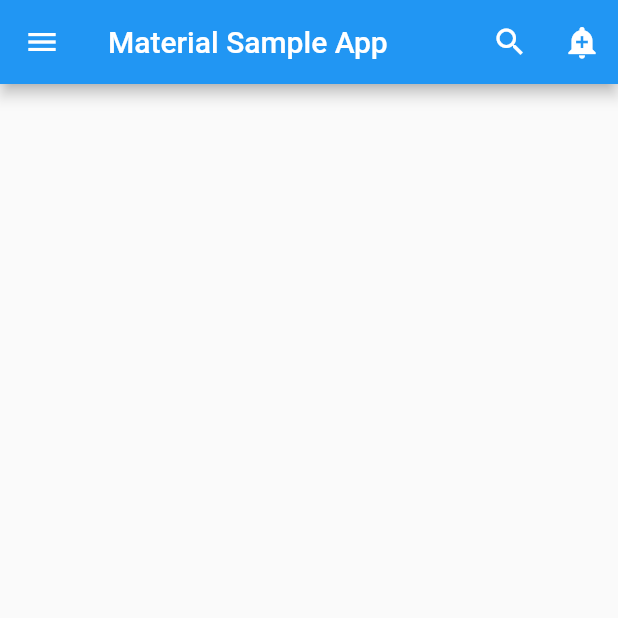
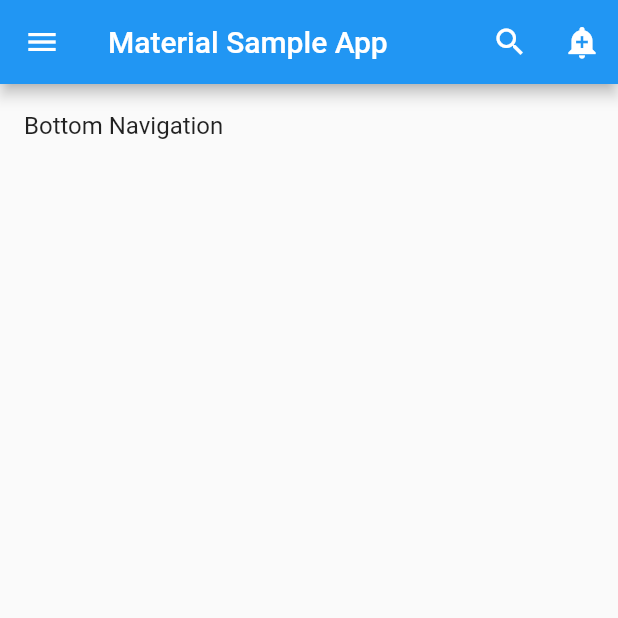
Before and after one commit to shindonghwi/flutter_material_sample_app, a Flutter app: the screen it shows after launch, on a phone screen of 412 x 824 dp, the top half of it. Run offline on Flutter 3.47's test engine with Material 2 defaults, Android fonts, the phone set to English and light mode, and no system bars; missing offline and left inert: dart:ffi.

```diff
--- a/lib/feature/presentation/page/home/home_page.dart
+++ b/lib/feature/presentation/page/home/home_page.dart
@@ -1,25 +1,50 @@
+import 'dart:developer';
+import 'dart:ffi';
+import 'dart:math';
+
 import 'package:flutter/material.dart';
-import 'package:flutter/widgets.dart';
 
 class HomePage extends StatefulWidget {
   const HomePage({super.key});
 
   @override
-  _HomePageState createState() => _HomePageState();
+  State<HomePage> createState() => _HomePageState();
 }
 
 class _HomePageState extends State<HomePage> {
+  Map<String, dynamic> menuList = {
+    'BottomNavigation': ['Basic', 'Shifting'],
+  }.map((key, value) => MapEntry(key, value));
+
+  List<bool> subMenuHiddenState = <bool>[true];
+
+  Widget makeMenu() {
+
+    return Column(
+      children: [
+        ListTile(
+          title: Text('Bottom Navigation'),
+          onTap: () {
+            // subMenuHiddenState[menuList.indexOf(title)] = !subMenuHiddenState[menuList.indexOf(title)];
+            ScaffoldMessenger.of(context).showSnackBar(SnackBar(content: Text('Bottom Navigation')));
+          },
+          // leading: leadingIcon,
+          // trailing: trailingIcon,
+        ),
+      ],
+    );
+  }
+
   @override
   Widget build(BuildContext context) {
     return Scaffold(
         appBar: AppBar(
-        title: Text('Material Sample App'),
+          title: const Text('Material Sample App'),
           leading: IconButton(
             icon: const Icon(Icons.menu),
             tooltip: 'menu',
             onPressed: () {
-            ScaffoldMessenger.of(context)
-                .showSnackBar(const SnackBar(content: Text('Click Menu')));
+              ScaffoldMessenger.of(context).showSnackBar(const SnackBar(content: Text('Click Menu')));
             },
           ),
           actions: [
@@ -27,23 +52,19 @@ class _HomePageState extends State<HomePage> {
               icon: const Icon(Icons.search),
               tooltip: 'search',
               onPressed: () {
-              ScaffoldMessenger.of(context).showSnackBar(
-                  const SnackBar(content: Text('Click Search')));
+                ScaffoldMessenger.of(context).showSnackBar(const SnackBar(content: Text('Click Search')));
               },
             ),
             IconButton(
               icon: const Icon(Icons.add_alert),
               tooltip: 'alert',
               onPressed: () {
-              ScaffoldMessenger.of(context).showSnackBar(
-                  const SnackBar(content: Text('Click Alert')));
+                ScaffoldMessenger.of(context).showSnackBar(const SnackBar(content: Text('Click Alert')));
               },
             ),
           ],
         ),
-      body: Column(
-        children: [],
-      ),
+        body: makeMenu()
     );
   }
 }
```
Lines whose indentation alone changed are shown as unchanged.
